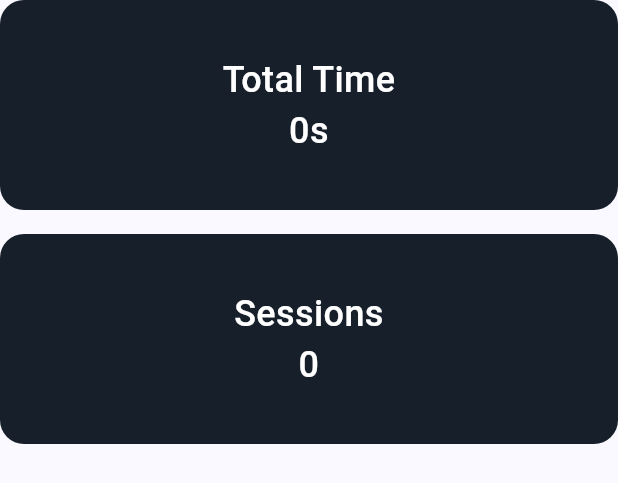
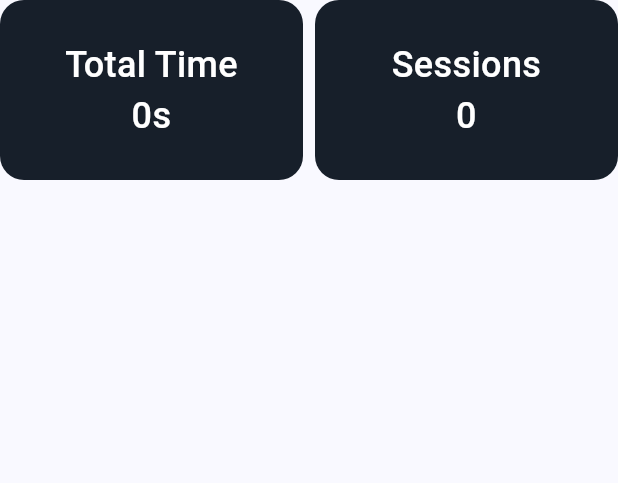
Before and after one commit to dongqui/focuscope, a Flutter app: the FocusSummaryContainer widget shown alone on an empty page, opened directly, on a phone screen of 412 x 824 dp. Shown: the top 483 px of the screen. Run offline on Flutter 3.47's test engine with Material 3 defaults, Android fonts, the phone set to English and light mode, and no system bars; our stand-ins replace firebase_core, fl_chart, isar, just_audio, wakelock_plus; missing offline and left inert: flame; accounts and stored records are empty; generated files the repository leaves out were written again.

Commit message:
fix: data update bug

```diff
--- a/lib/features/presentation/views/dashboard/focus_summary_container.dart
+++ b/lib/features/presentation/views/dashboard/focus_summary_container.dart
@@ -9,10 +9,12 @@ class FocusSummaryContainer extends StatefulWidget {
 }
 
 class _FocusSummaryContainerState extends State<FocusSummaryContainer> {
-  final state = ChartManager.instance.state;
+  ChartState _state = ChartManager.instance.state;
 
   void _handleChangeState(ChartState state, ChartState? oldState) {
-    setState(() {});
+    setState(() {
+      _state = state;
+    });
   }
 
   @override
@@ -29,14 +31,17 @@ class _FocusSummaryContainerState extends State<FocusSummaryContainer> {
 
   @override
   Widget build(BuildContext context) {
-    return Column(
+    return SizedBox(
+      height: 120, // 원하는 높이로 설정
+      child: Row(
         children: [
-        Container(
+          Expanded(
+            child: Container(
+              height: double.infinity,
               decoration: BoxDecoration(
                 color: Color(0xFF171F2A),
                 borderRadius: BorderRadius.circular(16),
               ),
-          padding: EdgeInsets.all(36),
               child: Center(
                 child: Text(
                   'Total Time\n${_calculateTotalTime()}',
@@ -49,9 +54,11 @@ class _FocusSummaryContainerState extends State<FocusSummaryContainer> {
                 ),
               ),
             ),
-        const SizedBox(height: 16),
-        Container(
-          padding: EdgeInsets.all(36),
+          ),
+          const SizedBox(width: 8),
+          Expanded(
+            child: Container(
+              height: double.infinity,
               decoration: BoxDecoration(
                 color: Color(0xFF171F2A),
                 borderRadius: BorderRadius.circular(16),
@@ -68,13 +75,15 @@ class _FocusSummaryContainerState extends State<FocusSummaryContainer> {
                 ),
               ),
             ),
+          ),
         ],
+      ),
     );
   }
 
   String _calculateTotalTime() {
     int totalSeconds = 0;
-    for (var session in state.focusSessions) {
+    for (var session in _state.focusSessions) {
       for (var (_, duration) in session) {
         totalSeconds += duration;
       }
@@ -92,6 +101,6 @@ class _FocusSummaryContainerState extends State<FocusSummaryContainer> {
   }
 
   String _calculateSessionCount() {
-    return state.focusSessions.length.toString();
+    return _state.focusSessions.length.toString();
   }
 }
```
Lines whose indentation alone changed are shown as unchanged.
